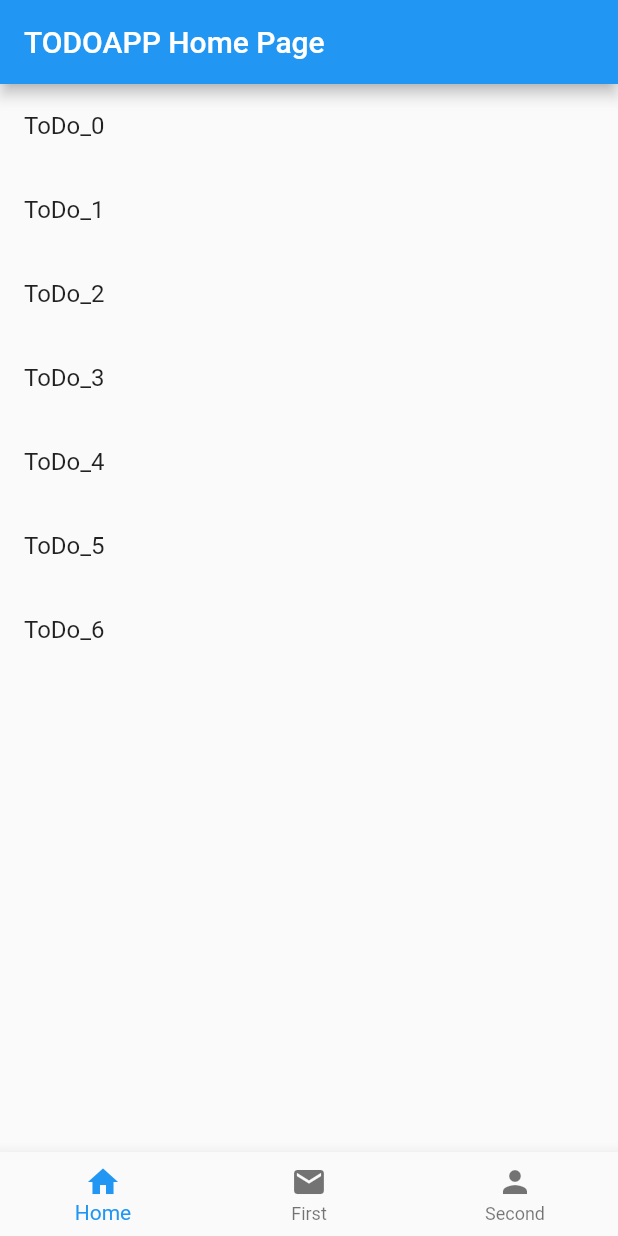
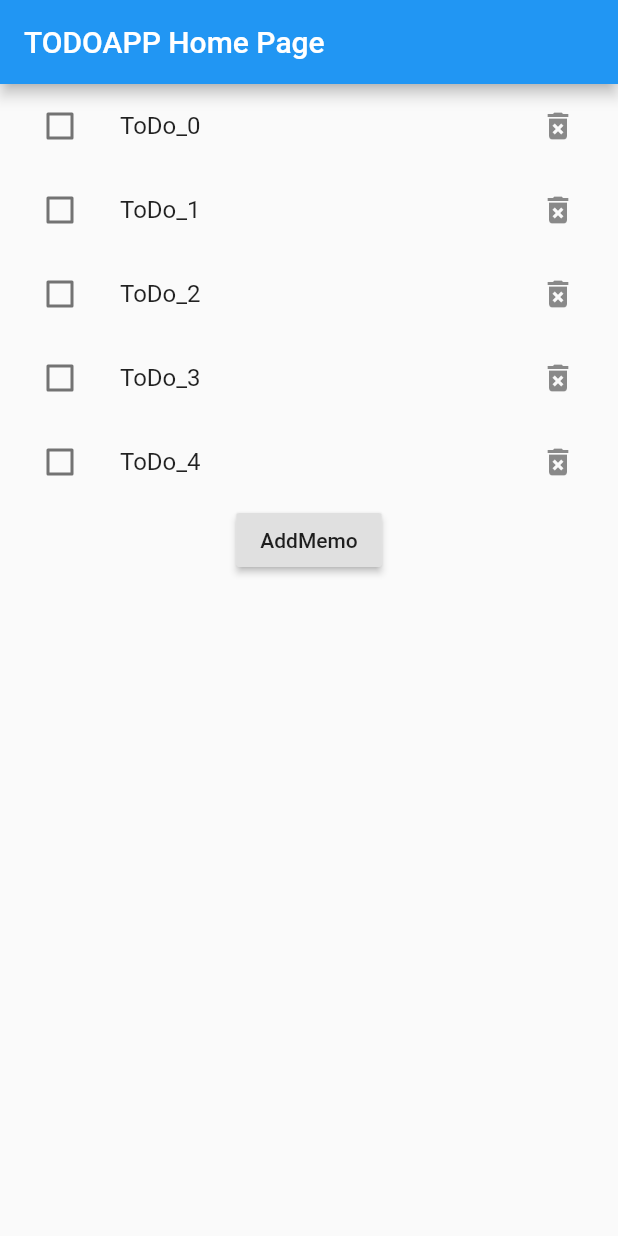
Before and after one commit to jgwng/todolist, a Flutter app: the screen it shows after launch, on a phone screen of 412 x 824 dp. Run offline on Flutter 3.47's test engine with Material 2 defaults, Android fonts, the phone set to English and light mode, and no system bars.

Commit message:
09/25 Commit(선택 삭제만 추가하기)

```diff
--- /dev/null
+++ b/lib/APPCODE.dart
@@ -0,0 +1,6 @@
+class APPCODE{
+//JAVA : public static final 대신해서 작성
+//하드 코딩 방지 및 고정변수 관리
+  String def_Title(int i) => 'ToDo_' + i.toString();
+  String def_Message(int i ) => i.toString()+'st Thing You Should do';
+}
--- a/lib/Main.dart
+++ b/lib/Main.dart
@@ -1,7 +1,8 @@
 import 'package:flutter/material.dart';
+import 'package:todolist/EditToDo.dart';
 import 'TODO.dart';
-import 'package:quiver/iterables.dart';
 import 'TodoDetail.dart';
+import 'APPCODE.dart';
 
 void main() => runApp(TodoAPP());
 
@@ -28,52 +29,85 @@ class MyHomePage extends StatefulWidget {
 }
 
 class _MyHomePageState extends State<MyHomePage> {
-  int _currentIndex = 0;
 
-  List<TODO> Thingtodos = List.generate(20,(i)=> TODO(i,'ToDo_$i', 'No.$i Thing You Should do'));
-  void _onTap(int index) {
+  List<TODO> Thingtodos = List.generate(5,(i)=> TODO(i,APPCODE().def_Title(i), 'No.$i Thing You Should do'));
+  var isChecked = false;
+
+
+  AddTodo(BuildContext context) async{
+    Thingtodos.add(TODO(Thingtodos.length, "", ""));
+    final result = await Navigator.push(context, MaterialPageRoute(
+        builder: (context) => EditToDo(todo: Thingtodos[Thingtodos.length-1])
+    ),
+    );
     setState(() {
-      _currentIndex = index;
+
     });
+  }
+
+  Widget _ListView(){
+    return ListView.builder(
+        scrollDirection: Axis.vertical,
+        shrinkWrap: true,
+        itemCount : Thingtodos.length,itemBuilder: (content,index) {
+      return ListTile(
+        leading: Checkbox(
+          value: false,
+          onChanged:(value){
+            setState(() {
+              isChecked = value;
+            });
+          }
+        ),
+        title: Text(Thingtodos[index].title),
+        onTap: () async{
+          await Navigator.push(context, MaterialPageRoute(
+
+              builder: (context) => DetailScreen(todo: Thingtodos[index])
+          ),
+          );
+          setState(() {
+
+          });
+        },
+        trailing: IconButton(
+          icon:Icon(Icons.delete_forever),
+          onPressed: (){
+            Thingtodos.removeAt(index);
+            setState(() {
+
+            });
+          }
+        ),
+      );
+
+    });
+  }
+
+  Widget _AddButton(){
+    return RaisedButton(
+      onPressed: (){
+        AddTodo(context);
+      },
+      child: Text('AddMemo'),
+    );
   }
 
   @override
   Widget build(BuildContext context) {
-    String divider = (((Thingtodos.length)/3).toStringAsFixed(0));
-    print(divider);
-    var pairs = partition(Thingtodos, int.parse(divider)).toList();
-    return Scaffold(
+   return Scaffold(
         appBar: AppBar(
           title: Text(widget.title),
         ),
-        body : ListView.builder(
-          itemCount : pairs[_currentIndex].length,itemBuilder: (content,index) {
-          return ListTile(title: Text(pairs[_currentIndex][index].title),
-            onTap: () {
-              Navigator.push(context, MaterialPageRoute(
-                  builder: (context) => DetailScreen(todo: pairs[_currentIndex][index])
-              ),
-              );
-            },
-          );
-        }),
-        bottomNavigationBar: BottomNavigationBar(
-            type: BottomNavigationBarType.fixed,
-            onTap: _onTap,
-            currentIndex: _currentIndex,
-            items: [
-              new BottomNavigationBarItem(
-                icon: Icon(Icons.home),
-                title: Text('Home'),
-              ),
-              new BottomNavigationBarItem(
-                icon: Icon(Icons.mail),
-                title: Text('First'),
-              ),
-              new BottomNavigationBarItem(
-                icon: Icon(Icons.person),
-                title: Text('Second'),
-              )
-            ]));
+        body : Column(
+          children: <Widget>[
+            _ListView(),
+            _AddButton(),
+          ],
+        )
+   );
+
+
+
   }
 }
--- a/lib/TODO.dart
+++ b/lib/TODO.dart
@@ -4,10 +4,10 @@ class TODO with ChangeNotifier{
   int index;
   String title;
   String WhatToDo;
-  String get _title => title;
 
   TODO(this.index,this.title,this.WhatToDo);
-
+  String get getTitle => title;
+  String get getWhatToDO => WhatToDo;
   void new_title(String text){
     title = text;
     notifyListeners();
--- a/pubspec.yaml
+++ b/pubspec.yaml
@@ -23,7 +23,7 @@ environment:
 dependencies:
   flutter:
     sdk: flutter
-
+  provider: ^4.3.2+2
   quiver : ^2.1.3
   # The following adds the Cupertino Icons font to your application.
   # Use with the CupertinoIcons class for iOS style icons.
```
Also changed, not shown: lib/EditToDo.dart (+7 -21 lines), lib/TodoDetail.dart (+23 -25 lines), pubspec.lock.
